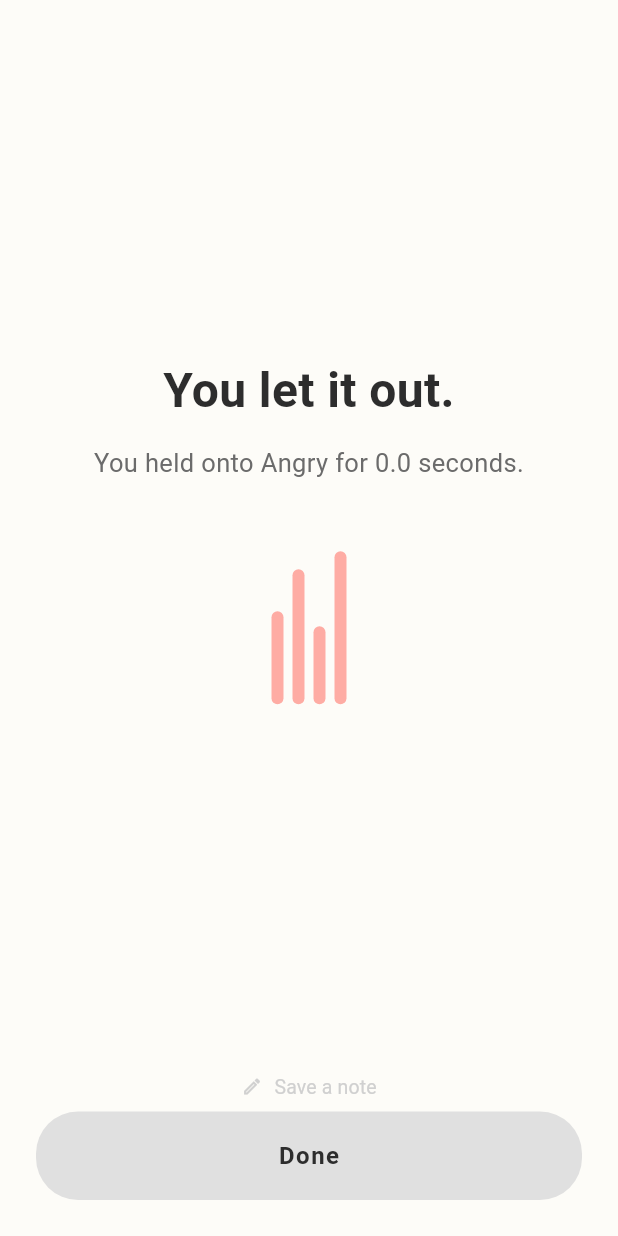
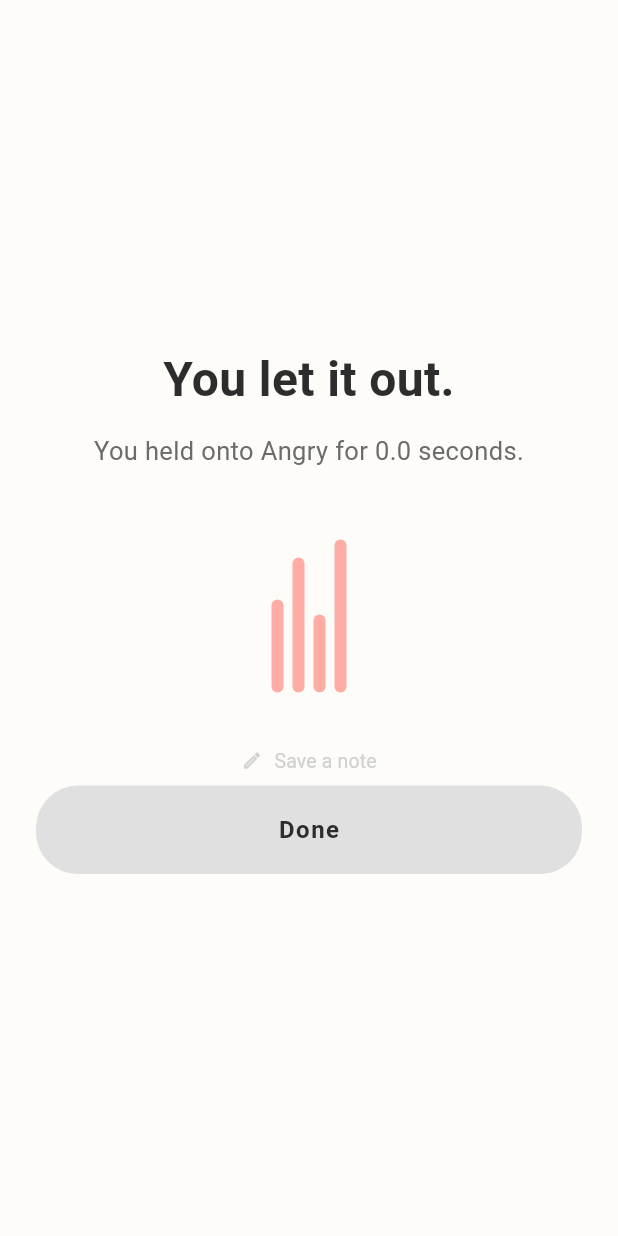
Before and after one commit to kobecai/emotion_app, a Flutter app: the DoneScreen screen opened directly with empty values, on a phone screen of 412 x 824 dp. Run offline on Flutter 3.47's test engine with Material 3 defaults, Android fonts, the phone set to English and light mode, and no system bars; our stand-ins replace shared_preferences; accounts and stored records are empty; Roboto replaces fonts that are missing (San Francisco).

Commit message:
update code

```diff
--- a/lib/ui/features/home/screens/done_screen.dart
+++ b/lib/ui/features/home/screens/done_screen.dart
@@ -25,7 +25,7 @@ class _DoneScreenState extends State<DoneScreen>
   static const int _doneEnableFadeMs = 200;
   static const int _releaseVizStartDelayMs = 300;
   static const int _baseTimelineMs = 3200;
-  static const int _autoExitDelayMs = 5000;
+  static const int _autoExitDelayMs = 4500;
   static const Color _ctaColor = Color(0xFFD0D0D0);
   static const Color _doneBaseColor = Color(0xFFE0E0E0);
   static const Color _doneHoverColor = Color(0xFFCCCCCC);
@@ -192,17 +192,11 @@ class _DoneScreenState extends State<DoneScreen>
                   ),
                   border: OutlineInputBorder(
                     borderRadius: BorderRadius.circular(16),
-                    borderSide: BorderSide(
-                      color: Color(0xFFE0E0E0),
-                      width: 1,
-                    ),
+                    borderSide: BorderSide(color: Color(0xFFE0E0E0), width: 1),
                   ),
                   enabledBorder: OutlineInputBorder(
                     borderRadius: BorderRadius.circular(16),
-                    borderSide: BorderSide(
-                      color: Color(0xFFE0E0E0),
-                      width: 1,
-                    ),
+                    borderSide: BorderSide(color: Color(0xFFE0E0E0), width: 1),
                   ),
                   focusedBorder: OutlineInputBorder(
                     borderRadius: BorderRadius.circular(16),
@@ -212,9 +206,7 @@ class _DoneScreenState extends State<DoneScreen>
                     ),
                   ),
                 ),
-                style: AppTheme.bodyStyle.copyWith(
-                  color: AppTheme.textPrimary,
-                ),
+                style: AppTheme.bodyStyle.copyWith(color: AppTheme.textPrimary),
               ),
               if (hasNotes) ...[
                 const SizedBox(height: 12),
@@ -248,8 +240,7 @@ class _DoneScreenState extends State<DoneScreen>
                     return TextButton(
                       onPressed: canSave
                           ? () async {
-                              final trimmedNote =
-                                  _noteController.text.trim();
+                              final trimmedNote = _noteController.text.trim();
                               final entry = ReleaseEntry(
                                 emotion: widget.emotion,
                                 durationSeconds: widget.duration,
@@ -313,13 +304,23 @@ class _DoneScreenState extends State<DoneScreen>
             });
             _autoExitTimer?.cancel();
           },
-          child: Padding(
+          child: LayoutBuilder(
+            builder: (context, constraints) {
+              final availableHeight = constraints.maxHeight;
+              final topGap = (availableHeight * 0.08).clamp(24.0, 80.0);
+              final sectionGap = (availableHeight * 0.06).clamp(16.0, 32.0);
+              final bottomGap = (availableHeight * 0.06).clamp(16.0, 64.0);
+
+              return SingleChildScrollView(
                 padding: const EdgeInsets.symmetric(
                   horizontal: AppTheme.pageHorizontalPadding,
                 ),
+                child: ConstrainedBox(
+                  constraints: BoxConstraints(minHeight: availableHeight),
                   child: Column(
+                    mainAxisAlignment: MainAxisAlignment.center,
                     children: [
-                const Spacer(),
+                      SizedBox(height: topGap),
                       _buildStaged(
                         animation: _titleAnimation,
                         offsetY: 6,
@@ -354,11 +355,13 @@ class _DoneScreenState extends State<DoneScreen>
                           ),
                         ),
                       ),
-                const Spacer(),
+                      SizedBox(height: sectionGap),
                       AnimatedBuilder(
                         animation: _rememberAnimation,
                         builder: (context, child) {
-                    final value = _isExiting ? 0.0 : _rememberAnimation.value;
+                          final value = _isExiting
+                              ? 0.0
+                              : _rememberAnimation.value;
                           final opacity = value.clamp(0.0, 1.0);
                           return IgnorePointer(
                             ignoring: value == 0,
@@ -381,7 +384,9 @@ class _DoneScreenState extends State<DoneScreen>
                                   ),
                                 )
                               : TextButton.icon(
-                            onPressed: _entrySaved ? null : _openRememberModal,
+                                  onPressed: _entrySaved
+                                      ? null
+                                      : _openRememberModal,
                                   icon: Icon(
                                     Icons.edit_outlined,
                                     size: 14,
@@ -400,7 +405,8 @@ class _DoneScreenState extends State<DoneScreen>
                                   style: TextButton.styleFrom(
                                     padding: EdgeInsets.zero,
                                     minimumSize: const Size(0, 0),
-                              tapTargetSize: MaterialTapTargetSize.shrinkWrap,
+                                    tapTargetSize:
+                                        MaterialTapTargetSize.shrinkWrap,
                                   ),
                                 ),
                         ),
@@ -413,8 +419,11 @@ class _DoneScreenState extends State<DoneScreen>
                         builder: (context, _) {
                           final appearValue = _doneAppearAnimation.value;
                           final enableValue = _doneEnableAnimation.value;
-                    final opacity = (0.6 * appearValue + 0.4 * enableValue)
-                        .clamp(0.0, 1.0);
+                          final opacity =
+                              (0.6 * appearValue + 0.4 * enableValue).clamp(
+                                0.0,
+                                1.0,
+                              );
                           final isEnabled = enableValue >= 1.0;
                           return IgnorePointer(
                             ignoring: !isEnabled,
@@ -428,8 +437,9 @@ class _DoneScreenState extends State<DoneScreen>
                                     onPressed: isEnabled ? _onDone : null,
                                     style: ButtonStyle(
                                       backgroundColor:
-                                    WidgetStateProperty.resolveWith<Color>(
-                                  (states) {
+                                          WidgetStateProperty.resolveWith<
+                                            Color
+                                          >((states) {
                                             if (states.contains(
                                                   WidgetState.hovered,
                                                 ) ||
@@ -439,19 +449,22 @@ class _DoneScreenState extends State<DoneScreen>
                                               return _doneHoverColor;
                                             }
                                             return _doneBaseColor;
-                                  },
-                                ),
+                                          }),
                                       foregroundColor:
                                           WidgetStateProperty.all<Color>(
                                             AppTheme.textPrimary,
                                           ),
                                       padding:
                                           WidgetStateProperty.all<EdgeInsets>(
-                                  const EdgeInsets.symmetric(vertical: 18),
+                                            const EdgeInsets.symmetric(
+                                              vertical: 18,
+                                            ),
                                           ),
                                       shape: WidgetStateProperty.all(
                                         RoundedRectangleBorder(
-                                    borderRadius: BorderRadius.circular(28),
+                                          borderRadius: BorderRadius.circular(
+                                            28,
+                                          ),
                                         ),
                                       ),
                                       elevation:
@@ -472,8 +485,12 @@ class _DoneScreenState extends State<DoneScreen>
                           );
                         },
                       ),
+                      SizedBox(height: bottomGap),
                     ],
                   ),
+                ),
+              );
+            },
           ),
         ),
       ),
```
Also changed, not shown: lib/ui/features/history/screens/history_screen.dart (+12 -9 lines), lib/ui/features/home/widgets/emotion_selector.dart (+10 -2 lines). Lines whose indentation alone changed are shown as unchanged.
